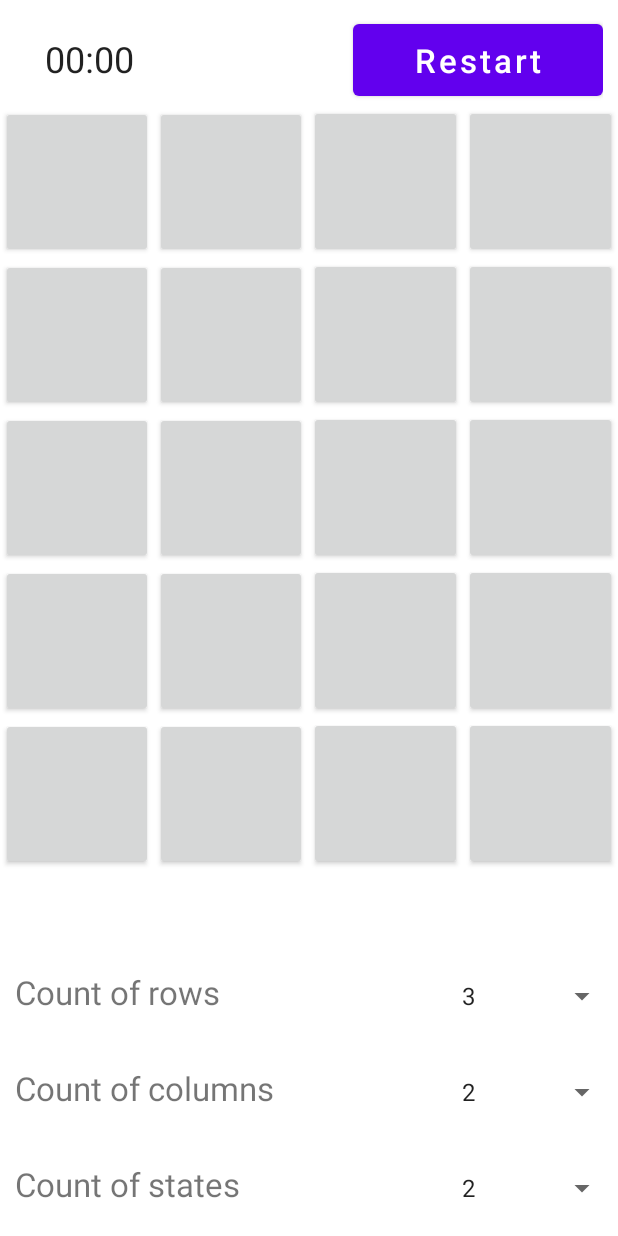
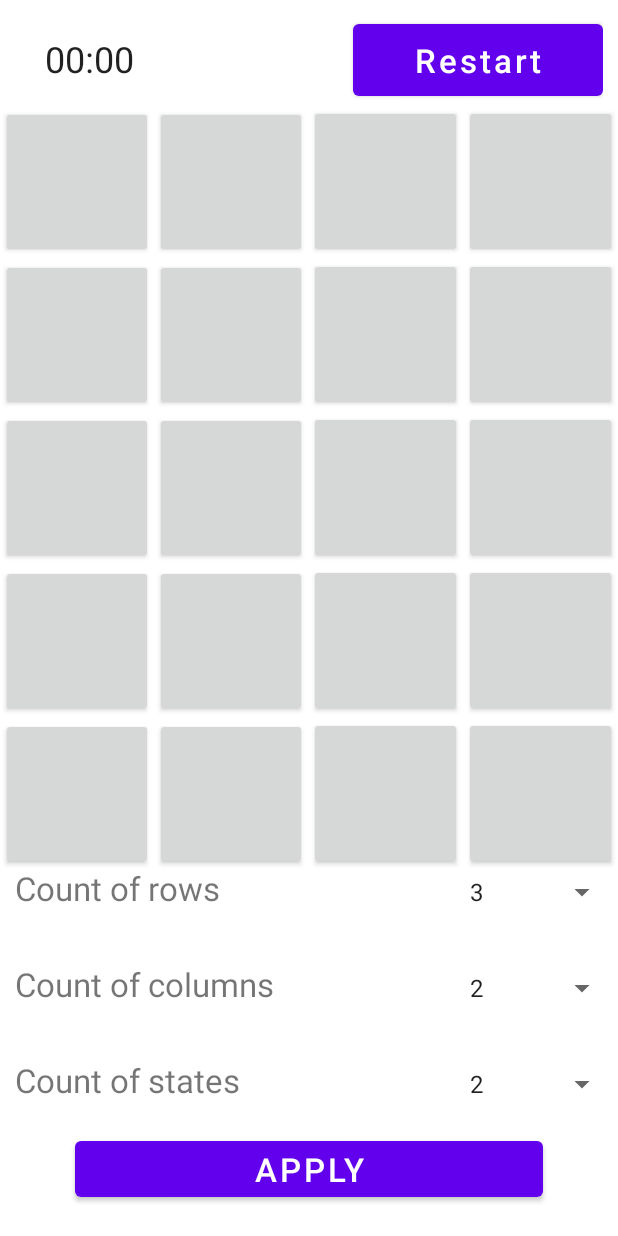
Before and after one commit to FalseR20/android-y3s2, an Android app: the screen it shows after launch (MainActivity), on a phone screen of 412 x 824 dp. Run offline under Robolectric (Android 15) with nearby library versions, the phone set to English and light mode, and no system bars.

Commit message:
feat(lab1): add changing settings

```diff
--- a/Lab1/app/src/main/java/com/falser/lab1/Constants.java
+++ b/Lab1/app/src/main/java/com/falser/lab1/Constants.java
@@ -1,10 +1,10 @@
 package com.falser.lab1;
 
 public class Constants {
-    final static int N_ROWS = 5;
-    final static int N_COLUMNS = 4;
-    final static int N_IMAGES = N_ROWS * N_COLUMNS;
-    final static int N_STATES = 2;
-    final static int N_SETS = N_IMAGES / N_STATES;
-    final static int N_TRIES = (int) (N_IMAGES * N_STATES * 0.75);
+    static int N_ROWS = 5;
+    static int N_COLUMNS = 4;
+    static int N_STATES = 2;
+    static int N_PLATES;
+    static int N_SETS;
+    static int N_TRIES;
 }
--- a/Lab1/app/src/main/java/com/falser/lab1/MainActivity.java
+++ b/Lab1/app/src/main/java/com/falser/lab1/MainActivity.java
@@ -39,10 +39,15 @@ public class MainActivity extends AppCompatActivity implements View.OnClickListe
         super.onCreate(savedInstanceState);
         Objects.requireNonNull(getSupportActionBar()).hide();
         setContentView(R.layout.activity_main);
+        countConstants();
+        update();
+        createSettings();
+    }
+
+    void update() {
         createElements();
         createSetsIds();
         restartImages();
-        createSettings();
     }
 
     void createElements() {
@@ -61,8 +66,8 @@ public class MainActivity extends AppCompatActivity implements View.OnClickListe
     }
 
     private void createSetsIds() {
-        Integer[] intsArray = new Integer[Constants.N_IMAGES];
-        for (int i = 0; i < Constants.N_IMAGES; i++)
+        Integer[] intsArray = new Integer[Constants.N_PLATES];
+        for (int i = 0; i < Constants.N_PLATES; i++)
             intsArray[i] = i / Constants.N_STATES;
         setsIds = Arrays.asList(intsArray);
     }
@@ -129,7 +134,7 @@ public class MainActivity extends AppCompatActivity implements View.OnClickListe
     @Override
     public void onClick(View view) {
         PlateButton plateButton = (PlateButton) view;
-        if (!chronometer.isActivated() && platesLeft > 0) {
+        if (triesLeft == Constants.N_TRIES && state == Constants.N_STATES) {
             chronometer.setBase(SystemClock.elapsedRealtime());
             chronometer.start();
         }
@@ -182,4 +187,31 @@ public class MainActivity extends AppCompatActivity implements View.OnClickListe
         }
         return true;
     }
+
+    public void onApply(View view) {
+        TableRow setting;
+        Spinner spinner;
+
+        setting = findViewById(R.id.settingsRows);
+        spinner = (Spinner) setting.getChildAt(1);
+        Constants.N_ROWS = Integer.parseInt((String) spinner.getSelectedItem());
+
+        setting = findViewById(R.id.settingsColumns);
+        spinner = (Spinner) setting.getChildAt(1);
+        Constants.N_COLUMNS = Integer.parseInt((String) spinner.getSelectedItem());
+
+        setting = findViewById(R.id.settingsStates);
+        spinner = (Spinner) setting.getChildAt(1);
+        Constants.N_STATES = Integer.parseInt((String) spinner.getSelectedItem());
+
+        countConstants();
+        rows.removeAllViews();
+        update();
+    }
+
+    void countConstants(){
+        Constants.N_PLATES = Constants.N_ROWS * Constants.N_COLUMNS;
+        Constants.N_SETS = Constants.N_PLATES / Constants.N_STATES;
+        Constants.N_TRIES = (int) (Constants.N_PLATES * Constants.N_STATES * 0.6);
+    }
 }
--- a/Lab1/app/src/main/res/layout/activity_main.xml
+++ b/Lab1/app/src/main/res/layout/activity_main.xml
@@ -64,10 +64,10 @@
         android:id="@+id/settingsTable"
         android:layout_width="match_parent"
         android:layout_height="wrap_content"
-        android:layout_marginTop="@dimen/settingsMargin"
+        android:layout_marginBottom="20dp"
+        app:layout_constraintBottom_toBottomOf="parent"
         app:layout_constraintEnd_toEndOf="parent"
-        app:layout_constraintStart_toStartOf="parent"
-        app:layout_constraintBottom_toBottomOf="parent">
+        app:layout_constraintStart_toStartOf="parent">
 
         <include
             android:id="@+id/settingsRows"
@@ -80,5 +80,16 @@
         <include
             android:id="@+id/settingsStates"
             layout="@layout/settings_row" />
+
+        <TableRow>
+
+            <Button
+                android:id="@+id/apply"
+                android:onClick="onApply"
+                android:text="@string/apply"
+                android:textSize="@dimen/buttonTextSize"
+                android:layout_marginHorizontal="@dimen/settingsMargin"
+                android:layout_weight="1"/>
+        </TableRow>
     </TableLayout>
 </androidx.constraintlayout.widget.ConstraintLayout>
--- a/Lab1/app/src/main/res/values/strings.xml
+++ b/Lab1/app/src/main/res/values/strings.xml
@@ -5,4 +5,5 @@
     <string name="count_of_rows">Count of rows</string>
     <string name="count_of_columns">Count of columns</string>
     <string name="count_of_states">Count of states</string>
+    <string name="apply">Apply</string>
 </resources>
```
